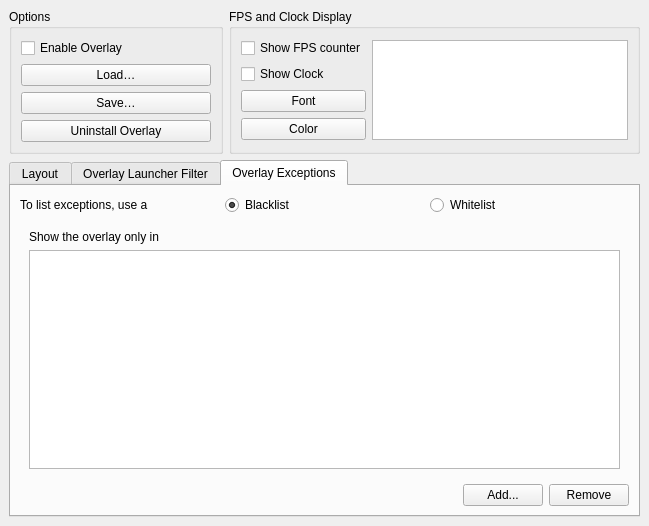
Above: src/mumble/Overlay.ui from mumble-voip/mumble before the change. Below: the same form after it.
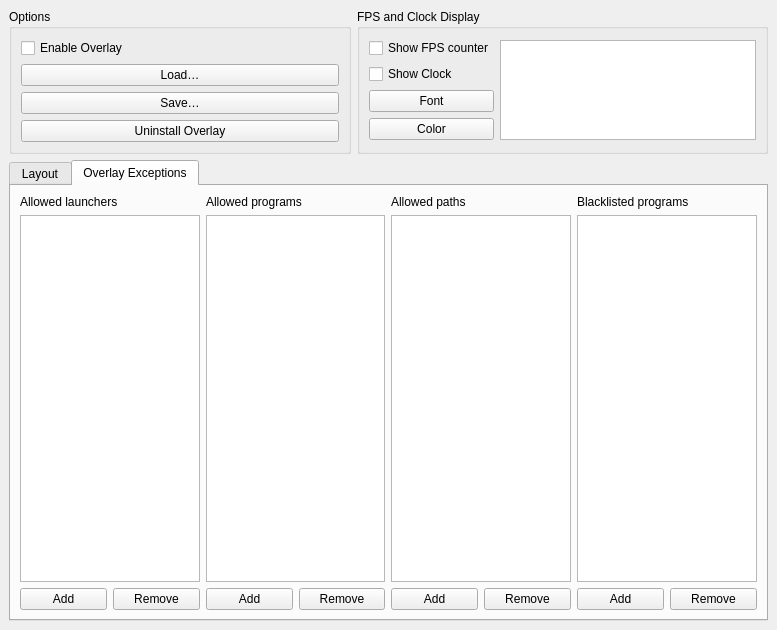
That is the form after the change. The open tabs and pages were chosen to show the change. Icons and pictures are not drawn.

```diff
--- a/src/mumble/Overlay.ui
+++ b/src/mumble/Overlay.ui
@@ -6,8 +6,8 @@
    <rect>
     <x>0</x>
     <y>0</y>
-    <width>649</width>
-    <height>526</height>
+    <width>777</width>
+    <height>630</height>
    </rect>
   </property>
   <property name="windowTitle">
@@ -323,184 +323,140 @@
            </item>
           </layout>
          </widget>
-         <widget class="QWidget" name="qwLauncherFilter">
-          <attribute name="title">
-           <string>Overlay Launcher Filter</string>
-          </attribute>
-          <layout class="QVBoxLayout" name="verticalLayout">
-           <item>
-            <widget class="QCheckBox" name="qcbEnableLauncherFilter">
-             <property name="enabled">
-              <bool>true</bool>
-             </property>
-             <property name="text">
-              <string>Enable Overlay Launcher Filter</string>
-             </property>
-             <property name="checked">
-              <bool>true</bool>
-             </property>
-            </widget>
-           </item>
-           <item>
-            <widget class="QLabel" name="qlLauncherFilterDescription">
-             <property name="enabled">
-              <bool>true</bool>
-             </property>
-             <property name="text">
-              <string>The Overlay Launcher Filter only allows the overlay in programs launched by the following launchers...</string>
-             </property>
-            </widget>
-           </item>
-           <item>
-            <widget class="QListWidget" name="qlwLaunchers"/>
-           </item>
-           <item>
-            <layout class="QHBoxLayout" name="horizontalLayout_3">
-             <item>
-              <spacer name="horizontalSpacer_7">
-               <property name="orientation">
-                <enum>Qt::Horizontal</enum>
-               </property>
-               <property name="sizeHint" stdset="0">
-                <size>
-                 <width>40</width>
-                 <height>20</height>
-                </size>
-               </property>
-              </spacer>
-             </item>
-             <item>
-              <widget class="QPushButton" name="qpbAddLauncher">
-               <property name="text">
-                <string>Add...</string>
-               </property>
-              </widget>
-             </item>
-             <item>
-              <widget class="QPushButton" name="qpbRemoveLauncher">
-               <property name="text">
-                <string>Remove</string>
-               </property>
-              </widget>
-             </item>
-            </layout>
-           </item>
-          </layout>
-         </widget>
          <widget class="QWidget" name="qwExceptions">
           <attribute name="title">
            <string>Overlay Exceptions</string>
           </attribute>
           <layout class="QVBoxLayout" name="verticalLayout_16">
            <item>
+            <layout class="QHBoxLayout" name="horizontalLayout">
+             <item>
+              <layout class="QVBoxLayout" name="qvblAllowedLaunchersLayout">
+               <item>
+                <widget class="QLabel" name="qlAllowedLaunchersLabel">
+                 <property name="text">
+                  <string>Allowed launchers</string>
+                 </property>
+                </widget>
+               </item>
+               <item>
+                <widget class="QListView" name="qlvAllowedLaunchersListView"/>
+               </item>
+               <item>
             <layout class="QHBoxLayout" name="horizontalLayout_2">
              <item>
-              <widget class="QLabel" name="qlExcListType">
+                  <widget class="QPushButton" name="qpbAllowedLaunchersAdd">
                <property name="text">
-                <string>To list exceptions, use a</string>
+                    <string>Add</string>
                </property>
               </widget>
              </item>
              <item>
-              <widget class="QRadioButton" name="qrbBlacklist">
+                  <widget class="QPushButton" name="qpbAllowedLaunchersRemove">
                <property name="text">
-                <string>Blacklist</string>
-               </property>
-               <property name="checked">
-                <bool>true</bool>
-               </property>
-              </widget>
-             </item>
-             <item>
-              <widget class="QRadioButton" name="qrbWhitelist">
-               <property name="text">
-                <string>Whitelist</string>
-               </property>
-              </widget>
+                    <string>Remove</string>
+                   </property>
+                  </widget>
+                 </item>
+                </layout>
              </item>
             </layout>
            </item>
            <item>
-            <widget class="QStackedWidget" name="qswBlackWhiteList">
-             <property name="sizePolicy">
-              <sizepolicy hsizetype="Expanding" vsizetype="Expanding">
-               <horstretch>0</horstretch>
-               <verstretch>0</verstretch>
-              </sizepolicy>
-             </property>
-             <property name="currentIndex">
-              <number>1</number>
-             </property>
-             <widget class="QWidget" name="qwBlack">
-              <property name="sizePolicy">
-               <sizepolicy hsizetype="Expanding" vsizetype="Expanding">
-                <horstretch>0</horstretch>
-                <verstretch>0</verstretch>
-               </sizepolicy>
-              </property>
               <layout class="QVBoxLayout" name="verticalLayout_2">
                <item>
                 <widget class="QLabel" name="qlBlackDesc">
                  <property name="text">
-                  <string>Show the overlay in all applicable programs except</string>
+                  <string>Allowed programs</string>
                  </property>
                 </widget>
                </item>
                <item>
-                <widget class="QListWidget" name="qlwBlacklist"/>
+                <widget class="QListView" name="qlvAllowedProgramsListView"/>
                </item>
-              </layout>
-             </widget>
-             <widget class="QWidget" name="qwWhite">
-              <property name="sizePolicy">
-               <sizepolicy hsizetype="Expanding" vsizetype="Expanding">
-                <horstretch>0</horstretch>
-                <verstretch>0</verstretch>
-               </sizepolicy>
-              </property>
-              <layout class="QVBoxLayout" name="verticalLayout_3">
+               <item>
+                <layout class="QHBoxLayout" name="horizontalLayout_5">
+                 <item>
+                  <widget class="QPushButton" name="qpbAllowedProgramsAdd">
+                   <property name="text">
+                    <string>Add</string>
+                   </property>
+                  </widget>
+                 </item>
+                 <item>
+                  <widget class="QPushButton" name="qpbAllowedProgramsRemove">
+                   <property name="text">
+                    <string>Remove</string>
+                   </property>
+                  </widget>
+                 </item>
+                </layout>
+               </item>
+              </layout>
+             </item>
                <item>
-                <widget class="QLabel" name="qlWhiteDesc">
+              <layout class="QVBoxLayout" name="qvblAllowedPaths">
+               <item>
+                <widget class="QLabel" name="qlvAllowedPathsLabel">
                  <property name="text">
-                  <string>Show the overlay only in</string>
+                  <string>Allowed paths</string>
                  </property>
                 </widget>
                </item>
                <item>
-                <widget class="QListWidget" name="qlwWhitelist"/>
+                <widget class="QListView" name="qlvAllowedPathsListView"/>
                </item>
-              </layout>
-             </widget>
-            </widget>
-           </item>
+               <item>
+                <layout class="QHBoxLayout" name="horizontalLayout_7">
+                 <item>
+                  <widget class="QPushButton" name="qpbAllowedPathsAdd">
+                   <property name="text">
+                    <string>Add</string>
+                   </property>
+                  </widget>
+                 </item>
+                 <item>
+                  <widget class="QPushButton" name="qpbAllowedPathsRemove">
+                   <property name="text">
+                    <string>Remove</string>
+                   </property>
+                  </widget>
+                 </item>
+                </layout>
+               </item>
+              </layout>
+             </item>
            <item>
-            <layout class="QHBoxLayout" name="horizontalLayout">
+              <layout class="QVBoxLayout" name="qvblAllowedProgramsLayout">
              <item>
-              <spacer name="horizontalSpacer">
-               <property name="orientation">
-                <enum>Qt::Horizontal</enum>
-               </property>
-               <property name="sizeHint" stdset="0">
-                <size>
-                 <width>40</width>
-                 <height>20</height>
-                </size>
-               </property>
-              </spacer>
+                <widget class="QLabel" name="qlvBlacklistedProgramsLabel">
+                 <property name="text">
+                  <string>Blacklisted programs</string>
+                 </property>
+                </widget>
              </item>
              <item>
-              <widget class="QPushButton" name="qpbAdd">
+                <widget class="QListView" name="alvBlacklistedProgramsListView"/>
+               </item>
+               <item>
+                <layout class="QHBoxLayout" name="horizontalLayout_10">
+                 <item>
+                  <widget class="QPushButton" name="qpbBlacklistedProgramsAdd">
                <property name="text">
-                <string>Add...</string>
+                    <string>Add</string>
                </property>
               </widget>
              </item>
              <item>
-              <widget class="QPushButton" name="qpbRemove">
+                  <widget class="QPushButton" name="qpbBlacklistedProgramsRemove">
                <property name="text">
                 <string>Remove</string>
                </property>
               </widget>
+                 </item>
+                </layout>
+               </item>
+              </layout>
              </item>
             </layout>
            </item>
```
Left out of the diff: 2 changed lines with no effect on the pictures. Lines whose indentation alone changed are shown as unchanged.
